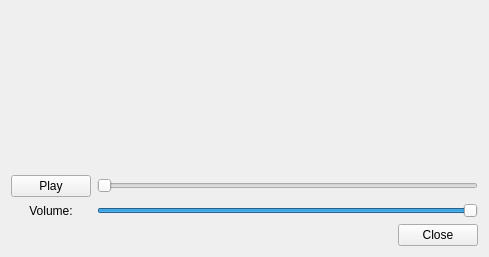
Before: the Qt Designer form src/QtlMovie/QtlMovieAudioTestDialog.ui in qtlmovie/qtlmovie, drawn with Qt 5.
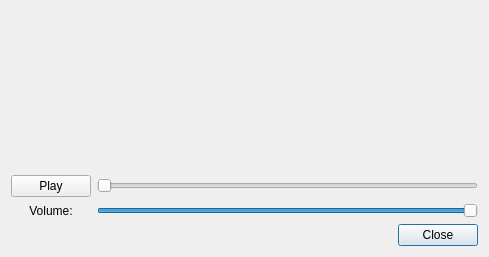
After: the same form once the commit is applied. Icons and pictures are not drawn. Custom widgets are drawn as their Qt base class.

Patch:
```diff
--- a/src/QtlMovie/QtlMovieAudioTestDialog.ui
+++ b/src/QtlMovie/QtlMovieAudioTestDialog.ui
@@ -112,7 +112,7 @@
  <customwidgets>
   <customwidget>
    <class>QtlDialog</class>
-   <extends>QWidget</extends>
+   <extends>QDialog</extends>
    <header>QtlDialog.h</header>
    <container>1</container>
   </customwidget>
```
